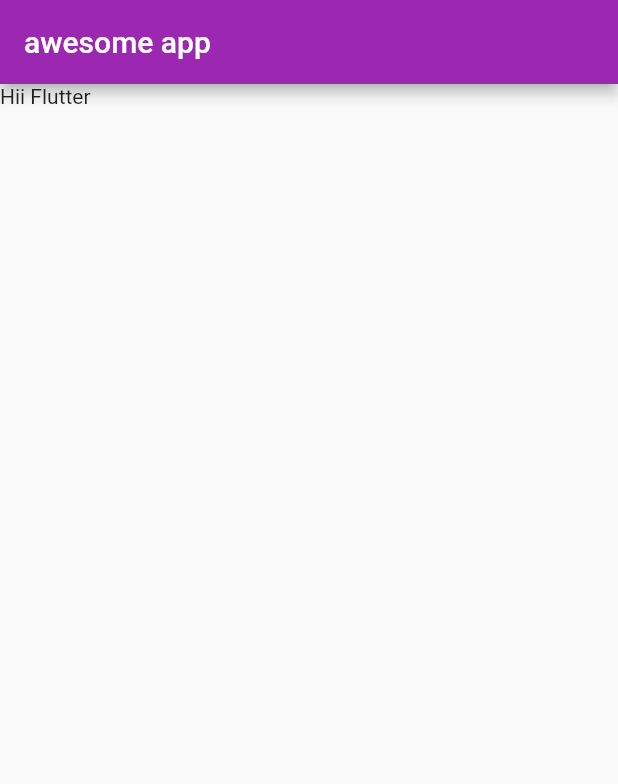
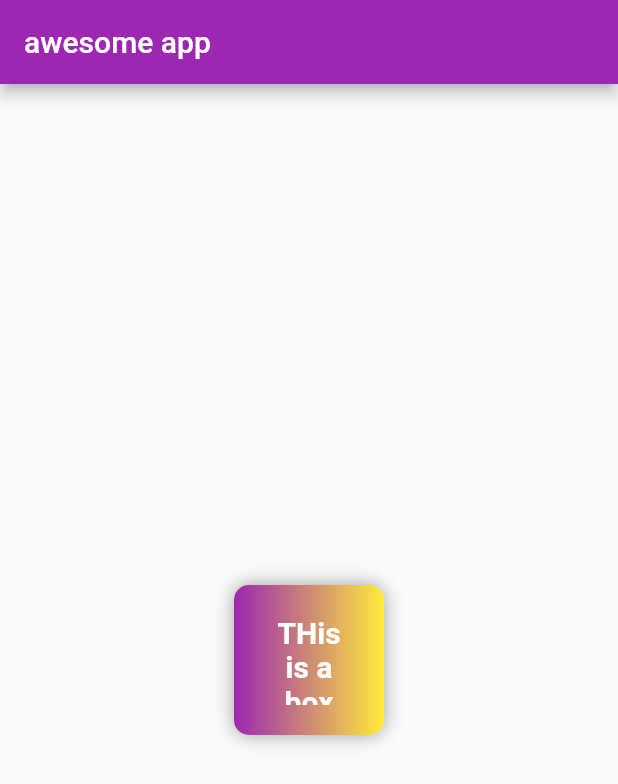
Before and after one commit to vipuldamor87/flutterTuts, a Flutter app: the screen it shows after launch, on a phone screen of 412 x 824 dp. Shown: the top 784 px of the screen. Run offline on Flutter 3.47's test engine with Material 2 defaults, Android fonts, the phone set to English and light mode, and no system bars.

Commit message:
decoration text properaties,scaffold

```diff
--- a/lib/main.dart
+++ b/lib/main.dart
@@ -21,8 +21,33 @@ class HomePage extends StatelessWidget {
     return Scaffold(
       appBar: AppBar(title: Text('awesome app'),
       ),
-      body: Container(
-        child:Text('Hii Flutter'),
+      body: Center(
+        child: Container(
+          padding: EdgeInsets.all(20),
+          width: 100,
+          height:100,
+          clipBehavior: Clip.antiAlias,
+          alignment: Alignment.bottomRight,
+          decoration: BoxDecoration(
+            color: Colors.red,
+            gradient: LinearGradient(colors:[Colors.purple,
+            Colors.yellow]),
+            boxShadow: [
+              BoxShadow(
+                color:Colors.grey,
+                blurRadius: 10,
+              )
+            ],
+            borderRadius: BorderRadius.circular(10),
+          ),
+          child: Text('THis is a box',
+          textAlign: TextAlign.center,
+          style:TextStyle(
+            fontSize: 20,
+            color:Colors.white,
+            fontWeight: FontWeight.bold,
+          )),
+        ),
       ),
     );
   }
```
